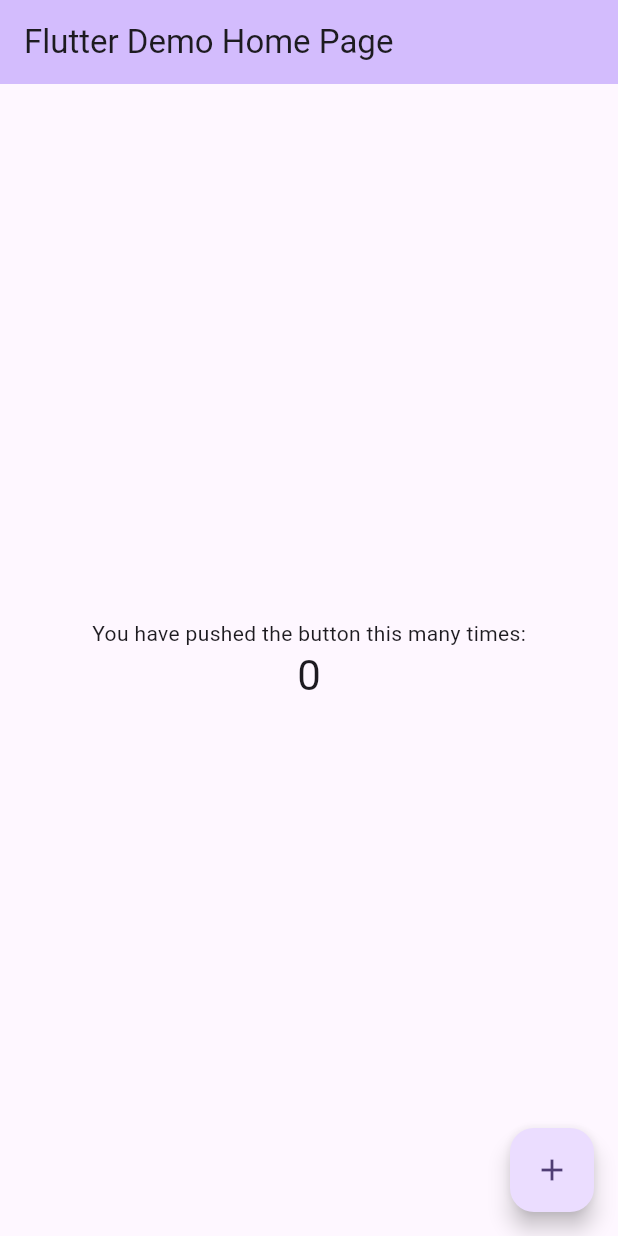
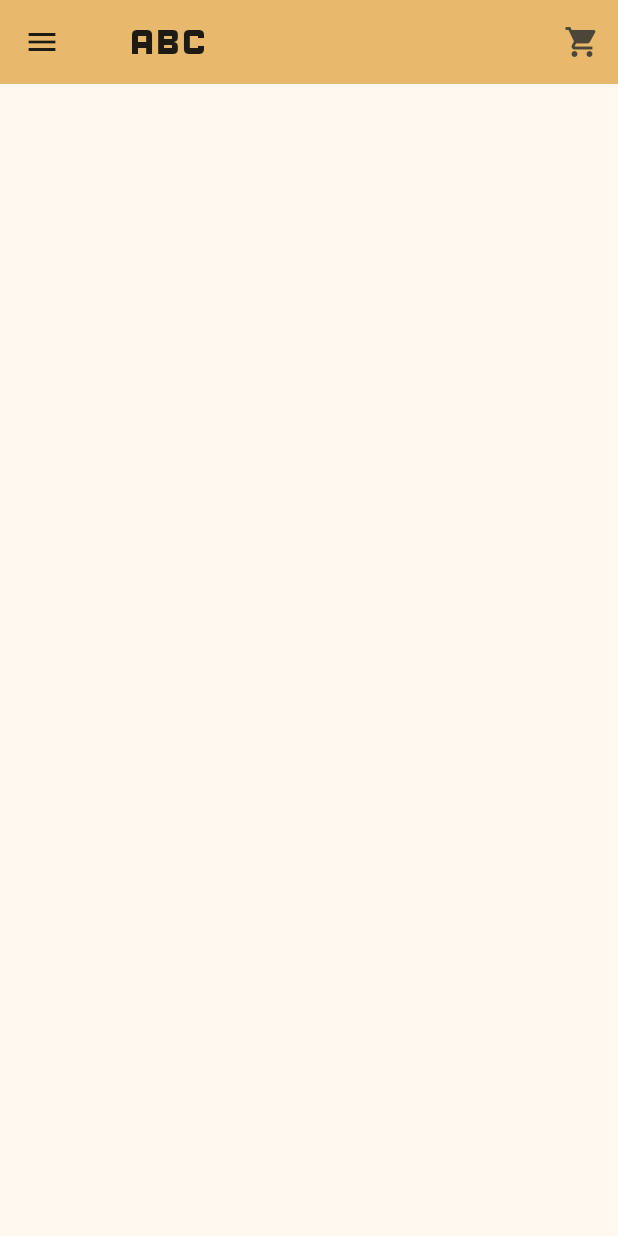
Before and after one commit to FabianoRaiser/A3-moblie, a Flutter app: the screen it shows after launch, on a phone screen of 412 x 824 dp. Run offline on Flutter 3.47's test engine with Material 3 defaults, Android fonts, the phone set to English and light mode, and no system bars.

```diff
--- a/lib/main.dart
+++ b/lib/main.dart
@@ -1,3 +1,4 @@
+import 'package:colonial/src/theme/colors.dart';
 import 'package:flutter/material.dart';
 
 void main() {
@@ -7,119 +8,49 @@ void main() {
 class MyApp extends StatelessWidget {
   const MyApp({super.key});
 
-  // This widget is the root of your application.
   @override
   Widget build(BuildContext context) {
     return MaterialApp(
-      title: 'Flutter Demo',
+      title: 'Colonial App',
       theme: ThemeData(
-        // This is the theme of your application.
-        //
-        // TRY THIS: Try running your application with "flutter run". You'll see
-        // the application has a purple toolbar. Then, without quitting the app,
-        // try changing the seedColor in the colorScheme below to Colors.green
-        // and then invoke "hot reload" (save your changes or press the "hot
-        // reload" button in a Flutter-supported IDE, or press "r" if you used
-        // the command line to start the app).
-        //
-        // Notice that the counter didn't reset back to zero; the application
-        // state is not lost during the reload. To reset the state, use hot
-        // restart instead.
-        //
-        // This works for code too, not just values: Most code changes can be
-        // tested with just a hot reload.
-        colorScheme: ColorScheme.fromSeed(seedColor: Colors.deepPurple),
+        colorScheme: ColorScheme.fromSeed(seedColor: Colors.amberAccent),
+        primaryColor: const Color(0xFFE8B86D),
+        hintColor: const Color(0xFFA1D6B2),
+        cardColor: const Color(0xFFCEDF9F),
+
+        fontFamily: '',
         useMaterial3: true,
       ),
-      home: const MyHomePage(title: 'Flutter Demo Home Page'),
+      home: HomePage(),
     );
   }
 }
 
-class MyHomePage extends StatefulWidget {
-  const MyHomePage({super.key, required this.title});
-
-  // This widget is the home page of your application. It is stateful, meaning
-  // that it has a State object (defined below) that contains fields that affect
-  // how it looks.
-
-  // This class is the configuration for the state. It holds the values (in this
-  // case the title) provided by the parent (in this case the App widget) and
-  // used by the build method of the State. Fields in a Widget subclass are
-  // always marked "final".
-
-  final String title;
-
-  @override
-  State<MyHomePage> createState() => _MyHomePageState();
-}
-
-class _MyHomePageState extends State<MyHomePage> {
-  int _counter = 0;
-
-  void _incrementCounter() {
-    setState(() {
-      // This call to setState tells the Flutter framework that something has
-      // changed in this State, which causes it to rerun the build method below
-      // so that the display can reflect the updated values. If we changed
-      // _counter without calling setState(), then the build method would not be
-      // called again, and so nothing would appear to happen.
-      _counter++;
-    });
-  }
+class HomePage extends StatelessWidget {
+  const HomePage({super.key});
 
   @override
   Widget build(BuildContext context) {
-    // This method is rerun every time setState is called, for instance as done
-    // by the _incrementCounter method above.
-    //
-    // The Flutter framework has been optimized to make rerunning build methods
-    // fast, so that you can just rebuild anything that needs updating rather
-    // than having to individually change instances of widgets.
     return Scaffold(
       appBar: AppBar(
-        // TRY THIS: Try changing the color here to a specific color (to
-        // Colors.amber, perhaps?) and trigger a hot reload to see the AppBar
-        // change color while the other colors stay the same.
-        backgroundColor: Theme.of(context).colorScheme.inversePrimary,
-        // Here we take the value from the MyHomePage object that was created by
-        // the App.build method, and use it to set our appbar title.
-        title: Text(widget.title),
+        title: Icon(Icons.abc, size: 64,), // trocar pela imagem da logo
+        titleSpacing: 24,
+        backgroundColor: primaryColor,
+        actions: [
+          IconButton(
+            icon: const Icon(Icons.shopping_cart),
+            onPressed: () {
+
+            }
+          )
+        ],
+        leading: IconButton(
+            onPressed: () {
+              Scaffold.of(context).openDrawer();
+            },
+            icon: Icon(Icons.menu)),
       ),
-      body: Center(
-        // Center is a layout widget. It takes a single child and positions it
-        // in the middle of the parent.
-        child: Column(
-          // Column is also a layout widget. It takes a list of children and
-          // arranges them vertically. By default, it sizes itself to fit its
-          // children horizontally, and tries to be as tall as its parent.
-          //
-          // Column has various properties to control how it sizes itself and
-          // how it positions its children. Here we use mainAxisAlignment to
-          // center the children vertically; the main axis here is the vertical
-          // axis because Columns are vertical (the cross axis would be
-          // horizontal).
-          //
-          // TRY THIS: Invoke "debug painting" (choose the "Toggle Debug Paint"
-          // action in the IDE, or press "p" in the console), to see the
-          // wireframe for each widget.
-          mainAxisAlignment: MainAxisAlignment.center,
-          children: <Widget>[
-            const Text(
-              'You have pushed the button this many times:',
-            ),
-            Text(
-              '$_counter',
-              style: Theme.of(context).textTheme.headlineMedium,
-            ),
-          ],
-        ),
-      ),
-      floatingActionButton: FloatingActionButton(
-        onPressed: _incrementCounter,
-        tooltip: 'Increment',
-        child: const Icon(Icons.add),
-      ), // This trailing comma makes auto-formatting nicer for build methods.
     );
+    throw UnimplementedError();
   }
 }
--- /dev/null
+++ b/lib/src/theme/colors.dart
@@ -0,0 +1,6 @@
+import 'package:flutter/material.dart';
+
+const Color primaryColor = Color(0xFFE8B86D);
+const Color secundaryColor = Color(0xFFCEDF9F);
+const Color thirdColor = Color(0xFFF1F3C2);
+const Color menusColor = Color(0xFFE8B86D);
```
Also changed, not shown: pubspec.yaml (+9 -0 lines), lib/assets/fonts/RobotoSerif-Bold.ttf (added), lib/assets/fonts/RobotoSerif-Italic.ttf (added), lib/assets/fonts/RobotoSerif-Regular.ttf (added).
